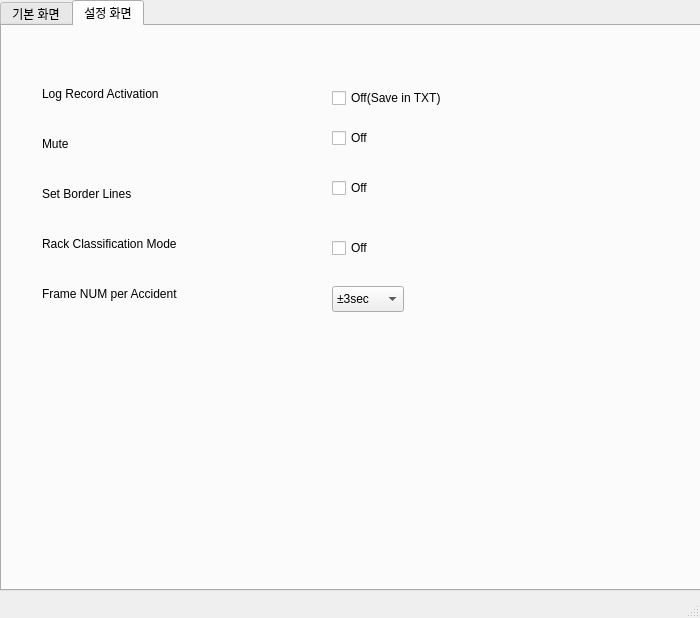
The window that LHE/gui_PyQt/Video.ui (KDT-project-MNVISION-Enterprise/MNVISION) describes before a commit, drawn with Qt 5.
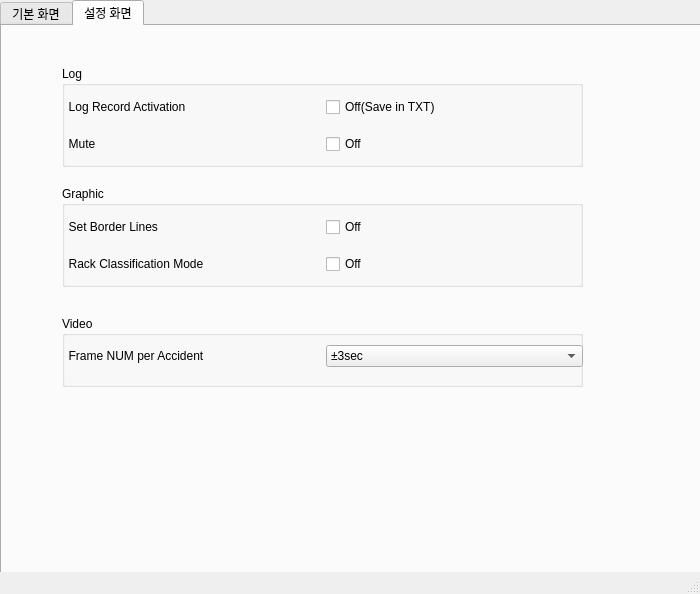
The same window after the commit.

Patch:
```diff
--- a/LHE/gui_PyQt/Video.ui
+++ b/LHE/gui_PyQt/Video.ui
@@ -7,7 +7,7 @@
     <x>0</x>
     <y>0</y>
     <width>700</width>
-    <height>618</height>
+    <height>594</height>
    </rect>
   </property>
   <property name="windowTitle">
@@ -164,93 +164,136 @@
      <attribute name="title">
       <string>설정 화면</string>
      </attribute>
+     <widget class="QGroupBox" name="groupBox">
+      <property name="geometry">
+       <rect>
+        <x>60</x>
+        <y>40</y>
+        <width>521</width>
+        <height>101</height>
+       </rect>
+      </property>
+      <property name="title">
+       <string>Log</string>
+      </property>
+      <widget class="QWidget" name="gridLayoutWidget_2">
+       <property name="geometry">
+        <rect>
+         <x>0</x>
+         <y>20</y>
+         <width>521</width>
+         <height>80</height>
+        </rect>
+       </property>
+       <layout class="QGridLayout" name="gridLayout_2">
+        <item row="0" column="0">
      <widget class="QLabel" name="label">
-      <property name="geometry">
-       <rect>
-        <x>40</x>
-        <y>60</y>
-        <width>151</width>
-        <height>16</height>
-       </rect>
-      </property>
       <property name="text">
-       <string>Log Record Activation</string>
-      </property>
-     </widget>
+           <string>  Log Record Activation</string>
+          </property>
+         </widget>
+        </item>
+        <item row="0" column="1">
      <widget class="QCheckBox" name="checkBox">
-      <property name="geometry">
-       <rect>
-        <x>330</x>
-        <y>60</y>
-        <width>121</width>
-        <height>24</height>
-       </rect>
-      </property>
       <property name="text">
        <string>Off(Save in TXT)</string>
       </property>
      </widget>
+        </item>
+        <item row="1" column="1">
+         <widget class="QCheckBox" name="checkBox_4">
+          <property name="text">
+           <string>Off</string>
+          </property>
+         </widget>
+        </item>
+        <item row="1" column="0">
      <widget class="QLabel" name="label_4">
-      <property name="geometry">
-       <rect>
-        <x>40</x>
-        <y>110</y>
-        <width>151</width>
-        <height>16</height>
-       </rect>
-      </property>
       <property name="text">
-       <string>Mute</string>
-      </property>
-     </widget>
-     <widget class="QLabel" name="label_5">
+           <string>  Mute</string>
+          </property>
+         </widget>
+        </item>
+       </layout>
+      </widget>
+     </widget>
+     <widget class="QGroupBox" name="groupBox_2">
       <property name="geometry">
        <rect>
-        <x>40</x>
+        <x>60</x>
         <y>160</y>
-        <width>151</width>
-        <height>16</height>
+        <width>521</width>
+        <height>101</height>
        </rect>
       </property>
+      <property name="title">
+       <string>Graphic</string>
+      </property>
+      <widget class="QWidget" name="gridLayoutWidget_3">
+       <property name="geometry">
+        <rect>
+         <x>0</x>
+         <y>20</y>
+         <width>521</width>
+         <height>80</height>
+        </rect>
+       </property>
+       <layout class="QGridLayout" name="gridLayout_3">
+        <item row="0" column="0">
+         <widget class="QLabel" name="label_5">
       <property name="text">
-       <string>Set Border Lines</string>
-      </property>
-     </widget>
+           <string>  Set Border Lines</string>
+          </property>
+         </widget>
+        </item>
+        <item row="0" column="1">
+         <widget class="QCheckBox" name="checkBox_2">
+          <property name="text">
+           <string>Off</string>
+          </property>
+         </widget>
+        </item>
+        <item row="1" column="1">
+         <widget class="QCheckBox" name="checkBox_3">
+          <property name="text">
+           <string>Off</string>
+          </property>
+         </widget>
+        </item>
+        <item row="1" column="0">
      <widget class="QLabel" name="label_6">
+          <property name="text">
+           <string>  Rack Classification Mode</string>
+          </property>
+         </widget>
+        </item>
+       </layout>
+      </widget>
+     </widget>
+     <widget class="QGroupBox" name="groupBox_3">
       <property name="geometry">
        <rect>
-        <x>40</x>
-        <y>210</y>
-        <width>151</width>
-        <height>16</height>
+        <x>60</x>
+        <y>290</y>
+        <width>521</width>
+        <height>71</height>
        </rect>
       </property>
-      <property name="text">
-       <string>Rack Classification Mode</string>
+      <property name="title">
+       <string>Video</string>
       </property>
-     </widget>
-     <widget class="QLabel" name="label_7">
+      <widget class="QWidget" name="gridLayoutWidget_4">
       <property name="geometry">
        <rect>
-        <x>40</x>
-        <y>260</y>
-        <width>151</width>
-        <height>16</height>
-       </rect>
-      </property>
-      <property name="text">
-       <string>Frame NUM per Accident</string>
-      </property>
-     </widget>
+         <x>0</x>
+         <y>20</y>
+         <width>521</width>
+         <height>41</height>
+        </rect>
+       </property>
+       <layout class="QGridLayout" name="gridLayout_4">
+        <item row="0" column="1">
      <widget class="QComboBox" name="comboBox">
-      <property name="geometry">
-       <rect>
-        <x>330</x>
-        <y>260</y>
-        <width>72</width>
-        <height>26</height>
-       </rect>
-      </property>
       <property name="currentText">
        <string>±3sec</string>
       </property>
@@ -276,44 +319,16 @@
        </property>
       </item>
      </widget>
-     <widget class="QCheckBox" name="checkBox_2">
-      <property name="geometry">
-       <rect>
-        <x>330</x>
-        <y>150</y>
-        <width>121</width>
-        <height>24</height>
-       </rect>
-      </property>
+        </item>
+        <item row="0" column="0">
+         <widget class="QLabel" name="label_7">
       <property name="text">
-       <string>Off</string>
-      </property>
-     </widget>
-     <widget class="QCheckBox" name="checkBox_3">
-      <property name="geometry">
-       <rect>
-        <x>330</x>
-        <y>210</y>
-        <width>121</width>
-        <height>24</height>
-       </rect>
-      </property>
-      <property name="text">
-       <string>Off</string>
-      </property>
-     </widget>
-     <widget class="QCheckBox" name="checkBox_4">
-      <property name="geometry">
-       <rect>
-        <x>330</x>
-        <y>100</y>
-        <width>121</width>
-        <height>24</height>
-       </rect>
-      </property>
-      <property name="text">
-       <string>Off</string>
-      </property>
+           <string>  Frame NUM per Accident</string>
+          </property>
+         </widget>
+        </item>
+       </layout>
+      </widget>
      </widget>
     </widget>
    </widget>
```
Left out of the diff: 2 changed lines with no effect on the pictures. Lines whose indentation alone changed are shown as unchanged.
